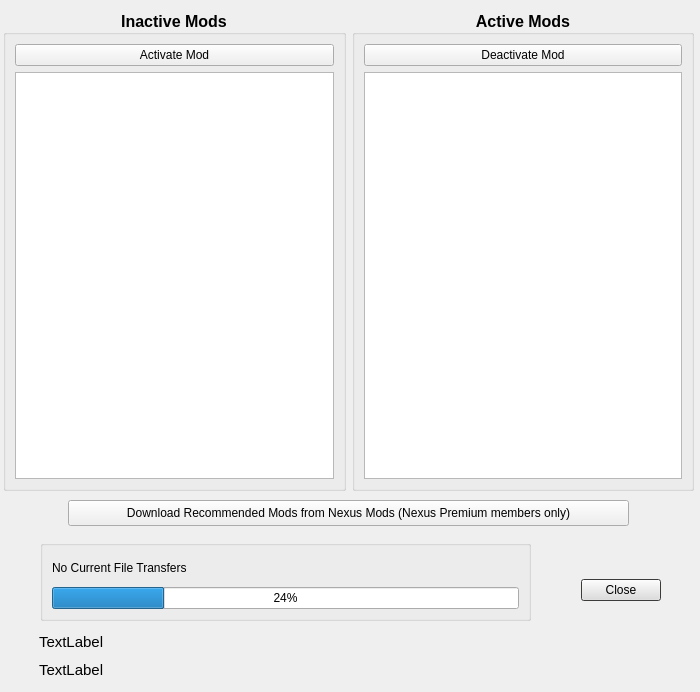
The window that modules/ModManager.ui (rainmakerv3/BB_Launcher) describes before a commit, drawn with Qt 5.
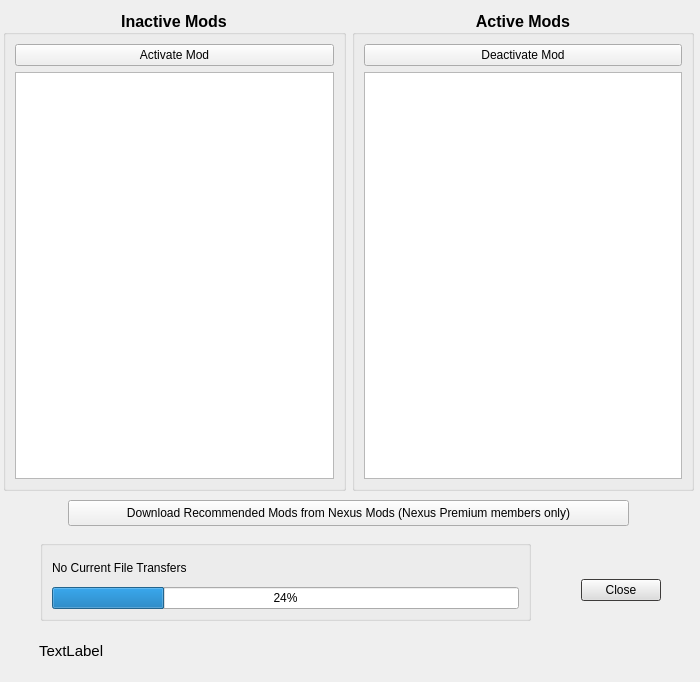
The same window after the commit.

```diff
--- a/modules/ModManager.ui
+++ b/modules/ModManager.ui
@@ -7,7 +7,7 @@
     <x>0</x>
     <y>0</y>
     <width>700</width>
-    <height>692</height>
+    <height>682</height>
    </rect>
   </property>
   <property name="windowTitle">
@@ -257,26 +257,10 @@
      <x>39</x>
      <y>630</y>
      <width>641</width>
-     <height>51</height>
+     <height>41</height>
     </rect>
    </property>
    <layout class="QVBoxLayout" name="verticalLayout_4">
-    <item>
-     <widget class="QLabel" name="RecModsLabel">
-      <property name="font">
-       <font>
-        <pointsize>11</pointsize>
-        <bold>false</bold>
-       </font>
-      </property>
-      <property name="text">
-       <string>TextLabel</string>
-      </property>
-      <property name="openExternalLinks">
-       <bool>false</bool>
-      </property>
-     </widget>
-    </item>
     <item>
      <widget class="QLabel" name="ModHelpLabel">
       <property name="font">
```
